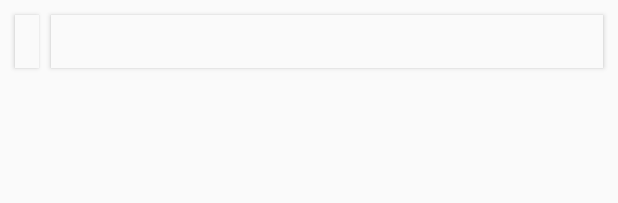
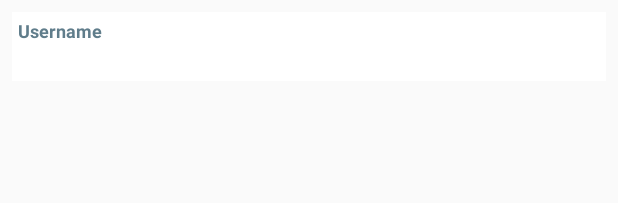
Before and after one commit to TheGrandFenix/Edict, an Android app: the layout message_item.xml on its own in the app's theme, with its tools: preview values and no code run, on a phone screen of 412 x 824 dp. Shown: the top 203 px of the screen. Run offline under Robolectric (Android 15) with nearby library versions, the phone set to English and light mode, and no system bars.

Commit message:
Rough sync

```diff
--- a/app/src/main/java/com/fenix/edict/activity/chat/MessageAdapter.java
+++ b/app/src/main/java/com/fenix/edict/activity/chat/MessageAdapter.java
@@ -7,6 +7,7 @@ import android.view.LayoutInflater;
 import android.view.View;
 import android.view.ViewGroup;
 import android.widget.ArrayAdapter;
+import android.widget.LinearLayout;
 import android.widget.TextView;
 
 import com.fenix.edict.R;
@@ -35,7 +36,7 @@ public class MessageAdapter extends ArrayAdapter<Message> {
         TextView messageDisplay = convertView.findViewById(R.id.message_tv);
 
         //Set username and password
-        username.setText(String.valueOf(message != null ? message.senderId : 0));
+        username.setText(String.valueOf(message != null ? message.senderNick : 0));
         messageDisplay.setText(message != null ? message.text : "missingtext");
 
         //Return created view
--- a/app/src/main/java/com/fenix/edict/database/SQLiteDB.java
+++ b/app/src/main/java/com/fenix/edict/database/SQLiteDB.java
@@ -5,7 +5,7 @@ import android.database.sqlite.SQLiteDatabase;
 import android.database.sqlite.SQLiteOpenHelper;
 
 public class SQLiteDB extends SQLiteOpenHelper {
-    public static final int DATABASE_VERSION = 1;
+    public static final int DATABASE_VERSION = 3;
     public static final String DATABASE_NAME = "EdictDatabase.db";
 
     public SQLiteDB(Context context) {
@@ -14,7 +14,7 @@ public class SQLiteDB extends SQLiteOpenHelper {
 
     @Override
     public void onCreate(SQLiteDatabase db) {
-        db.execSQL("CREATE TABLE MESSAGES (MESSAGE_ID INTEGER PRIMARY KEY AUTOINCREMENT, MESSAGE_SERVER_ID INTEGER NOT NULL, TIMESTAMP INTEGER NOT NULL DEFAULT ((strftime('%s', 'now'))), SENDER_ID NOT NULL, DIRECT_MESSAGE BOOLEAN DEFAULT 1 NOT NULL, TARGET_ID INTEGER NOT NULL, CONTENT TEXT)");
+        db.execSQL("CREATE TABLE MESSAGES (MESSAGE_ID INTEGER PRIMARY KEY AUTOINCREMENT, MESSAGE_SERVER_ID INTEGER NOT NULL, TIMESTAMP INTEGER NOT NULL DEFAULT ((strftime('%s', 'now'))), SENDER_ID INTEGER NOT NULL, SENDER_NICK TEXT, DIRECT_MESSAGE BOOLEAN DEFAULT 1 NOT NULL, TARGET_ID INTEGER NOT NULL, CONTENT TEXT)");
     }
 
     @Override
--- a/app/src/main/java/com/fenix/edict/service/Connection.java
+++ b/app/src/main/java/com/fenix/edict/service/Connection.java
@@ -11,6 +11,7 @@ import android.util.Log;
 import com.fenix.support.LoginRequest;
 import com.fenix.support.Message;
 import com.fenix.support.RegistrationRequest;
+import com.fenix.support.ServerResponse;
 import com.google.firebase.iid.FirebaseInstanceId;
 
 import java.io.IOException;
@@ -49,6 +50,7 @@ public class Connection {
 
     private static boolean isConnected = false;
     public static boolean isLoggedIn = false;
+    public String username = "username";
 
     Connection(Context context) {
         //Create executor thread
@@ -149,6 +151,8 @@ public class Connection {
             case LOGIN_SUCCESS:
                 Log.d(TAG, "Login success!");
                 isLoggedIn = true;
+                ServerResponse response = (ServerResponse) message;
+                username = response.nickname;
                 NetworkService.broadcastManager.sendBroadcast(new Intent(LOGIN_ACK));
                 break;
 
@@ -171,6 +175,7 @@ public class Connection {
         ContentValues values = new ContentValues();
         values.put("MESSAGE_SERVER_ID", message.messageId);
         values.put("SENDER_ID", message.senderId);
+        values.put("SENDER_NICK", message.senderNick);
         values.put("TARGET_ID", 88);
         values.put("TIMESTAMP", message.timestamp);
         values.put("CONTENT", message.text);
--- a/app/src/main/res/layout/message_item.xml
+++ b/app/src/main/res/layout/message_item.xml
@@ -1,37 +1,34 @@
 <?xml version="1.0" encoding="utf-8"?>
 <LinearLayout xmlns:android="http://schemas.android.com/apk/res/android"
 
+    xmlns:tools="http://schemas.android.com/tools"
     android:layout_width="match_parent"
     android:layout_height="wrap_content"
-    android:background="?android:attr/windowBackground"
+    android:background="?attr/colorBackgroundFloating"
     android:clipToPadding="false"
     android:elevation="0dp"
-    android:padding="10dp">
+    android:orientation="vertical"
+    android:padding="4dp"
+    android:layout_margin="8dp">
 
     <TextView
         android:id="@+id/sender_tv"
         android:layout_width="wrap_content"
         android:layout_height="wrap_content"
-        android:layout_gravity="top"
-        android:layout_marginRight="8dp"
-        android:layout_weight="0"
-        android:background="?android:attr/windowBackground"
-        android:elevation="2dp"
-        android:padding="8dp"
-        android:shadowColor="@color/material_bluegray"
+        android:layout_gravity="top|start"
+        android:layout_weight="1"
+        android:paddingBottom="2dp"
         android:textAppearance="@style/TextAppearance.AppCompat"
         android:textColor="@color/material_bluegray"
-        android:textStyle="bold" />
+        android:textSize="12sp"
+        android:textStyle="bold"
+        tools:text="Username" />
 
     <TextView
         android:id="@+id/message_tv"
-        android:layout_width="wrap_content"
+        android:layout_width="match_parent"
         android:layout_height="wrap_content"
         android:layout_gravity="top"
         android:layout_weight="1"
-        android:background="?android:attr/windowBackground"
-        android:elevation="2dp"
-        android:padding="8dp"
-        android:shadowColor="@color/material_bluegray"
         android:textAppearance="@style/TextAppearance.AppCompat.Body1" />
 </LinearLayout>
--- a/app/src/main/res/values/styles.xml
+++ b/app/src/main/res/values/styles.xml
@@ -3,6 +3,7 @@
     <style name="EdictTheme" parent="Theme.AppCompat.Light.NoActionBar" >
         <item name="colorAccent">@color/material_bluegray</item>
         <item name="android:navigationBarColor">@color/material_bluegray</item>
+        <item name="android:statusBarColor">@color/material_bluegray</item>
     </style>
 
     <style name="EdictTheme.splash" parent="EdictTheme" >
```
Also changed, not shown: app/src/main/java/com/fenix/edict/activity/EdictActivity.java (+26 -10 lines), app/src/main/java/com/fenix/edict/service/NetworkService.java (+10 -3 lines), app/src/main/res/layout/activity_edict.xml (+11 -6 lines), app/libs/NetworkSupport.jar, 1 other file.
